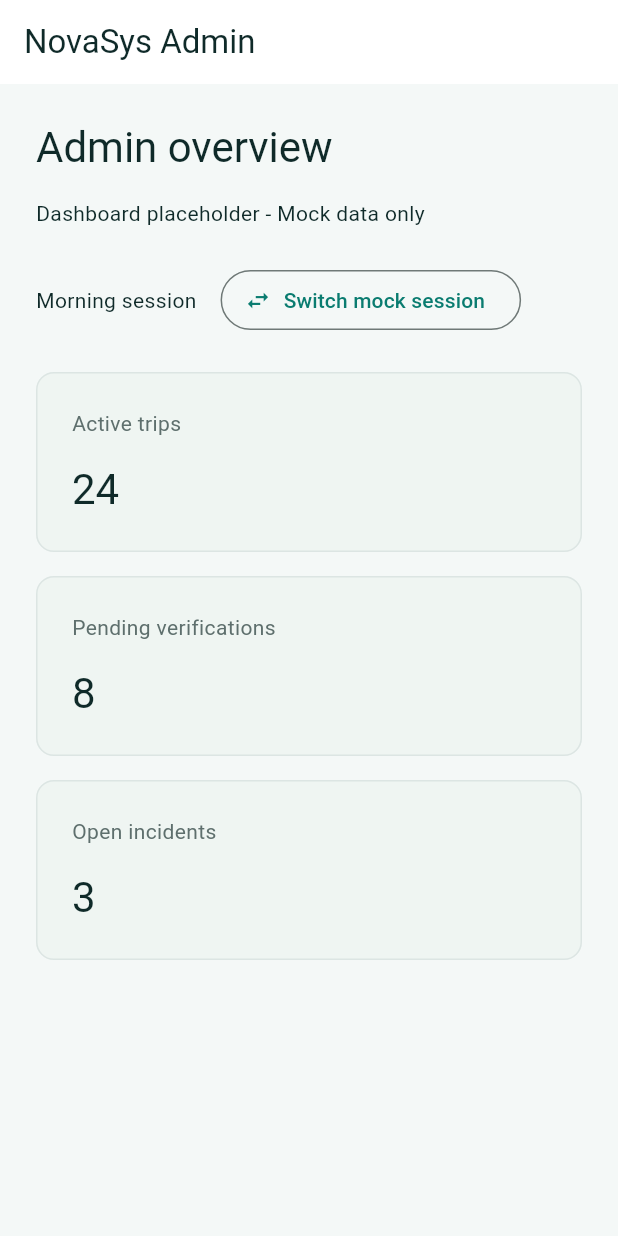
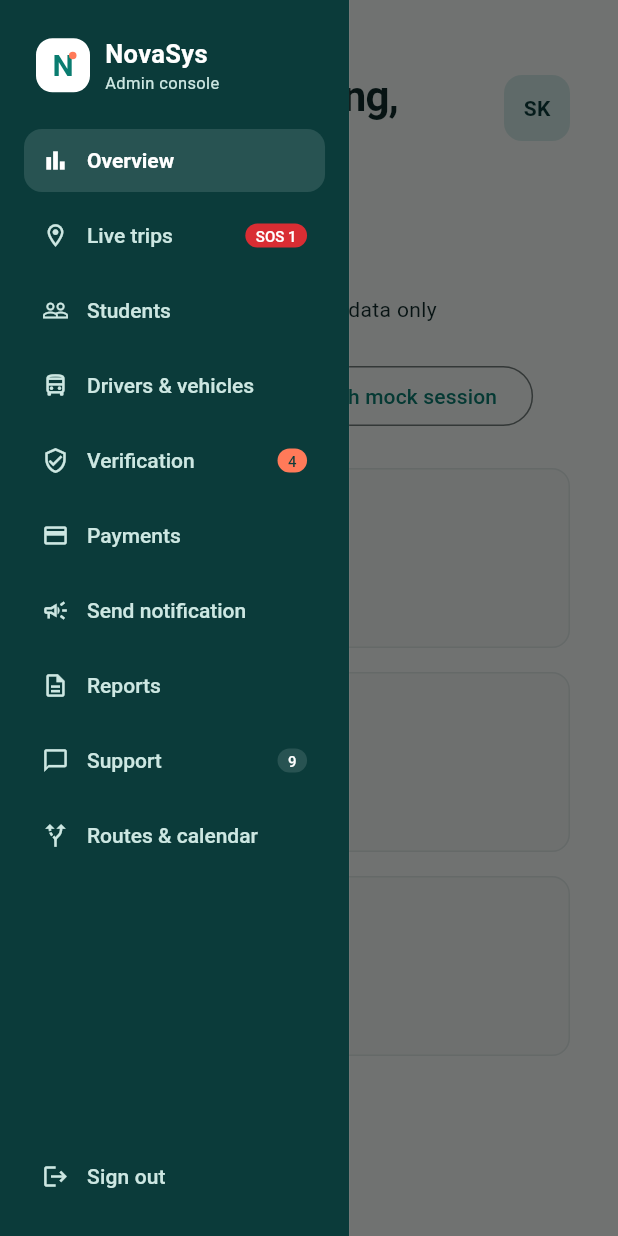
Before and after one commit to NovaSys-Team/novasys-admin-web---Backend, a Flutter app: the screen it shows after launch, with the side drawer open (before the commit the screen has no drawer), on a phone screen of 412 x 824 dp. Run offline on Flutter 3.47's test engine with Material 3 defaults, Android fonts, the phone set to English and light mode, and no system bars; our stand-ins replace go_router; Roboto replaces fonts that are missing (Arial).

Commit message:
feat: implement responsive admin dashboard layout

```diff
--- /dev/null
+++ b/frontend/lib/core/constants/admin_navigation.dart
@@ -0,0 +1,26 @@
+import 'package:flutter/material.dart';
+
+/// Shared destination metadata. Only implemented destinations have a path.
+class AdminDestination {
+  const AdminDestination(this.label, this.icon, {this.path, this.badge});
+  final String label;
+  final IconData icon;
+  final String? path;
+  final String? badge;
+}
+
+abstract final class AdminNavigation {
+  static const dashboardPath = '/dashboard';
+  static const destinations = [
+    AdminDestination('Overview', Icons.bar_chart_outlined, path: dashboardPath),
+    AdminDestination('Live trips', Icons.location_on_outlined, badge: 'SOS 1'),
+    AdminDestination('Students', Icons.people_outline),
+    AdminDestination('Drivers & vehicles', Icons.directions_bus_outlined),
+    AdminDestination('Verification', Icons.verified_user_outlined, badge: '4'),
+    AdminDestination('Payments', Icons.credit_card_outlined),
+    AdminDestination('Send notification', Icons.campaign_outlined),
+    AdminDestination('Reports', Icons.description_outlined),
+    AdminDestination('Support', Icons.chat_bubble_outline, badge: '9'),
+    AdminDestination('Routes & calendar', Icons.alt_route),
+  ];
+}
--- a/frontend/lib/core/routes/app_router.dart
+++ b/frontend/lib/core/routes/app_router.dart
@@ -4,15 +4,21 @@ import 'package:provider/provider.dart';
 
 import '../../features/dashboard/controllers/dashboard_controller.dart';
 import '../../features/dashboard/views/dashboard_view.dart';
+import '../../shared/widgets/admin_shell.dart';
+import '../constants/admin_navigation.dart';
 
 abstract final class AppRouter {
-  static const dashboardPath = '/dashboard';
+  static const dashboardPath = AdminNavigation.dashboardPath;
   static const dashboardName = 'dashboard';
 
   static GoRouter create({String? initialLocation}) => GoRouter(
     initialLocation: initialLocation,
     routes: [
       GoRoute(path: '/', redirect: (_, _) => dashboardPath),
+      ShellRoute(
+        builder: (context, state, child) =>
+            AdminShell(currentPath: state.uri.path, child: child),
+        routes: [
           GoRoute(
             path: dashboardPath,
             name: dashboardName,
@@ -20,6 +26,8 @@ abstract final class AppRouter {
               create: (_) => DashboardController(),
               child: const DashboardView(),
             ),
+          ),
+        ],
       ),
     ],
     errorBuilder: (context, state) => Scaffold(
--- a/frontend/lib/core/theme/app_theme.dart
+++ b/frontend/lib/core/theme/app_theme.dart
@@ -5,6 +5,20 @@ import 'design_tokens.dart';
 abstract final class AppTheme {
   static final light = ThemeData(
     useMaterial3: true,
+    fontFamily: 'Arial',
+    textTheme: const TextTheme(
+      headlineSmall: TextStyle(
+        fontSize: 28,
+        fontWeight: FontWeight.w700,
+        letterSpacing: -0.6,
+      ),
+      headlineMedium: TextStyle(
+        fontSize: 28,
+        fontWeight: FontWeight.w700,
+        letterSpacing: -0.6,
+      ),
+      bodyMedium: TextStyle(fontSize: 14, height: 1.4),
+    ),
     colorScheme: ColorScheme.fromSeed(
       seedColor: DesignTokens.primary,
       primary: DesignTokens.primary,
--- a/frontend/lib/core/theme/design_tokens.dart
+++ b/frontend/lib/core/theme/design_tokens.dart
@@ -7,6 +7,15 @@ abstract final class DesignTokens {
   static const text = Color(0xFF0F2A29);
   static const mutedText = Color(0xFF5E6F6D);
   static const border = Color(0xFFDCE5E3);
+  static const sidebar = Color(0xFF0B3B3A);
+  static const sidebarText = Color(0xFFCDE7E2);
+  static const sidebarSelected = Color(0xFF285352);
+  static const avatarBackground = Color(0xFFCFE8E4);
+  static const accent = Color(0xFFFF7A59);
+  static const danger = Color(0xFFD92D33);
+  static const sidebarWidth = 232.7;
+  static const sidebarBreakpoint = 1024.0;
+  static const shellPadding = 32.0;
   static const spacing = 16.0;
   static const pagePadding = 24.0;
   static const contentWidth = 1200.0;
--- a/frontend/lib/features/dashboard/views/dashboard_view.dart
+++ b/frontend/lib/features/dashboard/views/dashboard_view.dart
@@ -13,9 +13,7 @@ class DashboardView extends StatelessWidget {
   Widget build(BuildContext context) {
     final controller = context.watch<DashboardController>();
     final summary = controller.summary;
-    return Scaffold(
-      appBar: AppBar(title: const Text('NovaSys Admin')),
-      body: PageContainer(
+    return PageContainer(
       child: Column(
         crossAxisAlignment: CrossAxisAlignment.start,
         children: [
@@ -83,7 +81,6 @@ class DashboardView extends StatelessWidget {
           ),
         ],
       ),
-      ),
     );
   }
 }
--- /dev/null
+++ b/frontend/lib/shared/widgets/admin_header.dart
@@ -0,0 +1,100 @@
+import 'package:flutter/material.dart';
+
+import '../../core/theme/design_tokens.dart';
+
+class AdminHeader extends StatelessWidget {
+  const AdminHeader({super.key, this.onOpenMenu});
+  final VoidCallback? onOpenMenu;
+
+  @override
+  Widget build(BuildContext context) => Padding(
+    padding: const EdgeInsets.symmetric(
+      horizontal: DesignTokens.shellPadding,
+      vertical: 24,
+    ),
+    child: LayoutBuilder(
+      builder: (context, constraints) {
+        final showSearch = constraints.maxWidth >= 850;
+        return Row(
+          children: [
+            if (onOpenMenu != null) ...[
+              IconButton(
+                tooltip: 'Open navigation',
+                onPressed: onOpenMenu,
+                icon: const Icon(Icons.menu),
+              ),
+              const SizedBox(width: 8),
+            ],
+            Expanded(
+              child: Column(
+                crossAxisAlignment: CrossAxisAlignment.start,
+                children: [
+                  const Text(
+                    'Demo workspace',
+                    style: TextStyle(
+                      color: DesignTokens.mutedText,
+                      fontSize: 13,
+                      fontWeight: FontWeight.w600,
+                    ),
+                  ),
+                  const SizedBox(height: 4),
+                  Text(
+                    'Good morning, Shehani',
+                    style: Theme.of(context).textTheme.headlineSmall,
+                  ),
+                ],
+              ),
+            ),
+            const SizedBox(width: 12),
+            if (showSearch) ...[
+              const SizedBox(
+                width: 290,
+                child: Tooltip(
+                  message: 'Search is coming soon',
+                  child: TextField(
+                    enabled: false,
+                    decoration: InputDecoration(
+                      hintText: 'Search students, drivers, plates',
+                      prefixIcon: Icon(Icons.search, size: 18),
+                      filled: true,
+                      fillColor: Colors.white,
+                      isDense: true,
+                      disabledBorder: OutlineInputBorder(
+                        borderRadius: BorderRadius.all(Radius.circular(12)),
+                        borderSide: BorderSide(color: DesignTokens.border),
+                      ),
+                      hintStyle: TextStyle(
+                        fontSize: 13,
+                        color: DesignTokens.mutedText,
+                      ),
+                    ),
+                  ),
+                ),
+              ),
+              const SizedBox(width: 10),
+            ],
+            Tooltip(
+              message: 'Shehani - Demo administrator',
+              child: Container(
+                width: 44,
+                height: 44,
+                alignment: Alignment.center,
+                decoration: BoxDecoration(
+                  color: DesignTokens.avatarBackground,
+                  borderRadius: BorderRadius.circular(12),
+                ),
+                child: const Text(
+                  'SK',
+                  style: TextStyle(
+                    color: DesignTokens.sidebar,
+                    fontWeight: FontWeight.w700,
+                  ),
+                ),
+              ),
+            ),
+          ],
+        );
+      },
+    ),
+  );
+}
--- /dev/null
+++ b/frontend/lib/shared/widgets/admin_shell.dart
@@ -0,0 +1,56 @@
+import 'package:flutter/material.dart';
+
+import '../../core/theme/design_tokens.dart';
+import 'admin_header.dart';
+import 'admin_sidebar.dart';
+
+/// Persistent admin chrome; routed features provide only their page content.
+class AdminShell extends StatelessWidget {
+  const AdminShell({super.key, required this.currentPath, required this.child});
+  final String currentPath;
+  final Widget child;
+
+  @override
+  Widget build(BuildContext context) => LayoutBuilder(
+    builder: (context, constraints) {
+      final desktop = constraints.maxWidth >= DesignTokens.sidebarBreakpoint;
+      return Scaffold(
+        drawer: desktop
+            ? null
+            : Drawer(
+                width: DesignTokens.sidebarWidth,
+                shape: const RoundedRectangleBorder(),
+                child: Builder(
+                  builder: (context) => AdminSidebar(
+                    currentPath: currentPath,
+                    onNavigate: () => Scaffold.of(context).closeDrawer(),
+                  ),
+                ),
+              ),
+        body: Row(
+          children: [
+            if (desktop)
+              SizedBox(
+                width: DesignTokens.sidebarWidth,
+                child: AdminSidebar(currentPath: currentPath),
+              ),
+            Expanded(
+              child: Column(
+                children: [
+                  Builder(
+                    builder: (context) => AdminHeader(
+                      onOpenMenu: desktop
+                          ? null
+                          : () => Scaffold.of(context).openDrawer(),
+                    ),
+                  ),
+                  Expanded(child: child),
+                ],
+              ),
+            ),
+          ],
+        ),
+      );
+    },
+  );
+}
--- /dev/null
+++ b/frontend/lib/shared/widgets/admin_sidebar.dart
@@ -0,0 +1,200 @@
+import 'package:flutter/material.dart';
+import 'package:go_router/go_router.dart';
+
+import '../../core/constants/admin_navigation.dart';
+import '../../core/theme/design_tokens.dart';
+
+class AdminSidebar extends StatelessWidget {
+  const AdminSidebar({super.key, required this.currentPath, this.onNavigate});
+  final String currentPath;
+  final VoidCallback? onNavigate;
+
+  @override
+  Widget build(BuildContext context) => Material(
+    color: DesignTokens.sidebar,
+    child: SafeArea(
+      child: Column(
+        children: [
+          const Padding(
+            padding: EdgeInsets.fromLTRB(24, 24, 24, 20),
+            child: Row(
+              children: [
+                _BrandMark(),
+                SizedBox(width: 10),
+                Expanded(
+                  child: Column(
+                    crossAxisAlignment: CrossAxisAlignment.start,
+                    children: [
+                      Text(
+                        'NovaSys',
+                        style: TextStyle(
+                          color: Colors.white,
+                          fontSize: 17,
+                          fontWeight: FontWeight.w700,
+                        ),
+                      ),
+                      Text(
+                        'Admin console',
+                        style: TextStyle(
+                          color: DesignTokens.sidebarText,
+                          fontSize: 11,
+                        ),
+                      ),
+                    ],
+                  ),
+                ),
+              ],
+            ),
+          ),
+          Expanded(
+            child: ListView.separated(
+              padding: const EdgeInsets.symmetric(horizontal: 16),
+              itemCount: AdminNavigation.destinations.length,
+              separatorBuilder: (_, _) => const SizedBox(height: 2),
+              itemBuilder: (context, index) {
+                final destination = AdminNavigation.destinations[index];
+                final selected = destination.path == currentPath;
+                final available = destination.path != null;
+                return Tooltip(
+                  message: available
+                      ? destination.label
+                      : '${destination.label} - Coming soon',
+                  child: Semantics(
+                    key: ValueKey('admin-navigation-$index'),
+                    selected: selected,
+                    child: TextButton(
+                      style: TextButton.styleFrom(
+                        minimumSize: const Size(double.infinity, 42),
+                        padding: const EdgeInsets.symmetric(
+                          horizontal: 12,
+                          vertical: 12,
+                        ),
+                        alignment: Alignment.centerLeft,
+                        foregroundColor: selected
+                            ? Colors.white
+                            : DesignTokens.sidebarText,
+                        disabledForegroundColor: DesignTokens.sidebarText,
+                        backgroundColor: selected
+                            ? DesignTokens.sidebarSelected
+                            : Colors.transparent,
+                        shape: RoundedRectangleBorder(
+                          borderRadius: BorderRadius.circular(12),
+                        ),
+                        textStyle: TextStyle(
+                          fontSize: 14,
+                          fontWeight: selected
+                              ? FontWeight.w700
+                              : FontWeight.w500,
+                        ),
+                      ),
+                      onPressed: available
+                          ? () {
+                              context.go(destination.path!);
+                              onNavigate?.call();
+                            }
+                          : null,
+                      child: Row(
+                        children: [
+                          Icon(destination.icon, size: 18),
+                          const SizedBox(width: 12),
+                          Expanded(child: Text(destination.label)),
+                          if (destination.badge != null) ...[
+                            const SizedBox(width: 4),
+                            Container(
+                              padding: const EdgeInsets.symmetric(
+                                horizontal: 7,
+                                vertical: 2,
+                              ),
+                              decoration: BoxDecoration(
+                                color: index == 1
+                                    ? DesignTokens.danger
+                                    : index == 4
+                                    ? DesignTokens.accent
+                                    : DesignTokens.sidebarSelected,
+                                borderRadius: BorderRadius.circular(20),
+                              ),
+                              child: Text(
+                                destination.badge!,
+                                style: TextStyle(
+                                  fontSize: 10,
+                                  height: 1.2,
+                                  color: index == 4
+                                      ? DesignTokens.sidebar
+                                      : Colors.white,
+                                ),
+                              ),
+                            ),
+                          ],
+                        ],
+                      ),
+                    ),
+                  ),
+                );
+              },
+            ),
+          ),
+          const Padding(
+            padding: EdgeInsets.all(16),
+            child: Tooltip(
+              message: 'Sign out is unavailable in this mock workspace',
+              child: TextButton(
+                onPressed: null,
+                style: ButtonStyle(
+                  alignment: Alignment.centerLeft,
+                  foregroundColor: WidgetStatePropertyAll(
+                    DesignTokens.sidebarText,
+                  ),
+                ),
+                child: Row(
+                  children: [
+                    Icon(Icons.logout, size: 18),
+                    SizedBox(width: 12),
+                    Text('Sign out'),
+                  ],
+                ),
+              ),
+            ),
+          ),
+        ],
+      ),
+    ),
+  );
+}
+
+class _BrandMark extends StatelessWidget {
+  const _BrandMark();
+  @override
+  Widget build(BuildContext context) => Container(
+    width: 36,
+    height: 36,
+    decoration: BoxDecoration(
+      color: Colors.white,
+      borderRadius: BorderRadius.circular(11),
+    ),
+    child: Stack(
+      alignment: Alignment.center,
+      children: [
+        const Text(
+          'N',
+          style: TextStyle(
+            fontSize: 20,
+            fontWeight: FontWeight.w700,
+            color: DesignTokens.primary,
+          ),
+        ),
+        Positioned(
+          top: 9,
+          right: 9,
+          child: Container(
+            width: 5,
+            height: 5,
+            decoration: const BoxDecoration(
+              color: DesignTokens.accent,
+              shape: BoxShape.circle,
+            ),
+          ),
+        ),
+      ],
+    ),
+  );
+}
--- a/frontend/lib/shared/widgets/page_container.dart
+++ b/frontend/lib/shared/widgets/page_container.dart
@@ -9,7 +9,12 @@ class PageContainer extends StatelessWidget {
 
   @override
   Widget build(BuildContext context) => SingleChildScrollView(
-    padding: const EdgeInsets.all(DesignTokens.pagePadding),
+    padding: const EdgeInsets.fromLTRB(
+      DesignTokens.shellPadding,
+      0,
+      DesignTokens.shellPadding,
+      DesignTokens.shellPadding,
+    ),
     child: Center(
       child: ConstrainedBox(
         constraints: const BoxConstraints(maxWidth: DesignTokens.contentWidth),
```
Also changed, not shown: 2 other files. Lines whose indentation alone changed are shown as unchanged.
